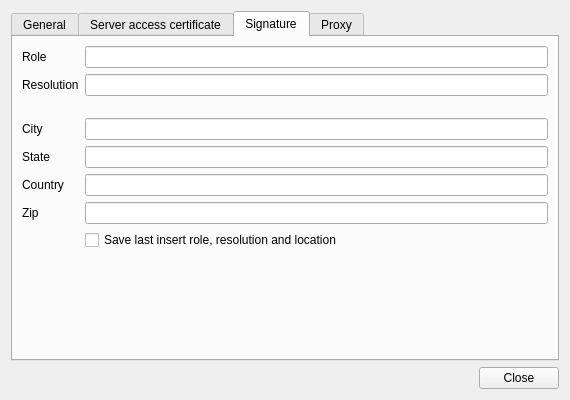
Above: client/ui/SettingsDialog.ui from open-eid/qdigidoc before the change. Below: the same form after it.
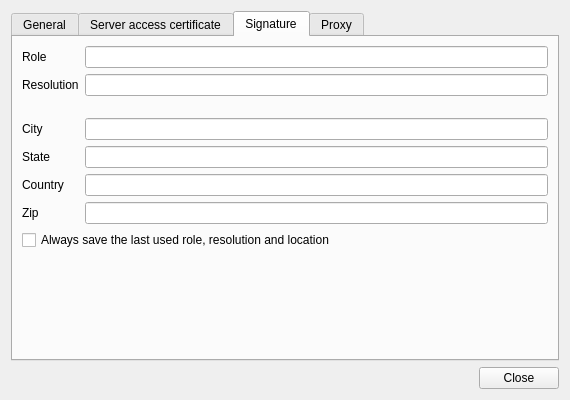
That is the form after the change. The open tabs and pages were chosen to show the change.

What changed in the file:
```diff
--- a/client/ui/SettingsDialog.ui
+++ b/client/ui/SettingsDialog.ui
@@ -325,10 +325,10 @@
        <item row="6" column="1">
         <widget class="QLineEdit" name="signZipInput"/>
        </item>
-       <item row="7" column="1">
+       <item row="7" column="0" colspan="2">
         <widget class="QCheckBox" name="signOverwrite">
          <property name="text">
-          <string>Save last insert role, resolution and location</string>
+          <string>Always save the last used role, resolution and location</string>
          </property>
         </widget>
        </item>
```
